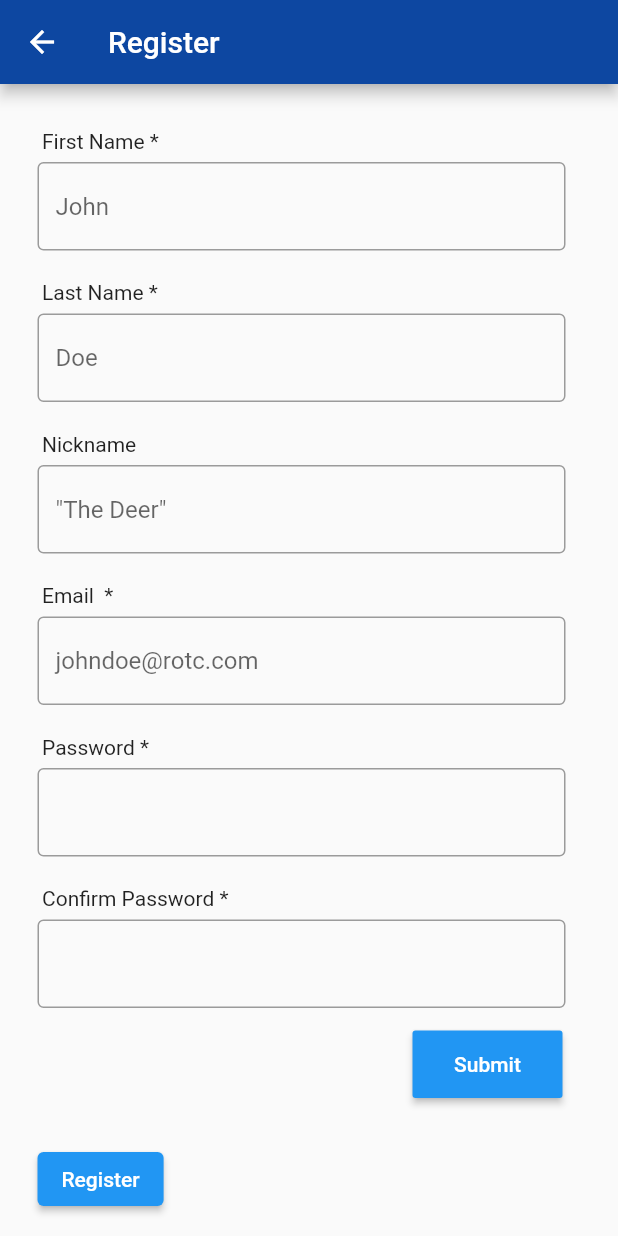
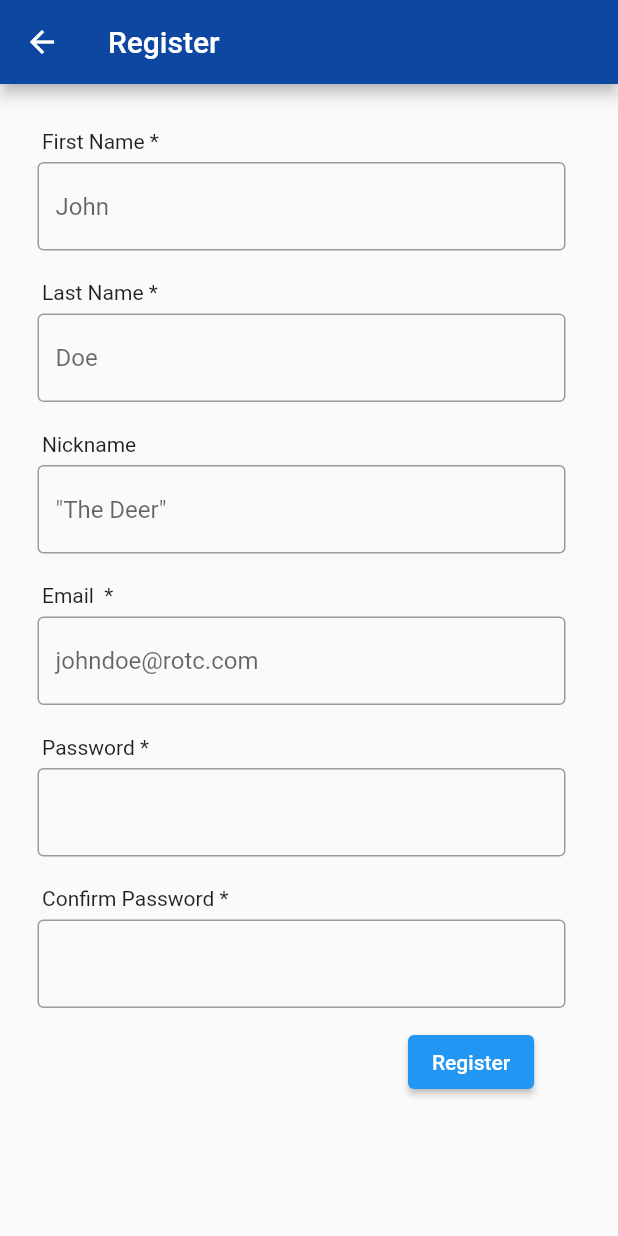
Before and after one commit to M-Connect/ROTC-App, a Flutter app: the RegistrationPage screen opened by its route, on a phone screen of 412 x 824 dp. Run offline on Flutter 3.47's test engine with Material 2 defaults, Android fonts, the phone set to English and light mode, and no system bars; our stand-ins replace cloud_firestore, firebase_auth, firebase_core; accounts and stored records are empty.

Commit message:
Add files via upload

```diff
--- a/rotc_app/lib/app/registration_page/registrationPage.dart
+++ b/rotc_app/lib/app/registration_page/registrationPage.dart
@@ -12,7 +12,6 @@ import 'package:flutter/material.dart';
 
 // ignore: must_be_immutable
 class RegistrationPage extends StatelessWidget {
-
   CollectionReference cadets = FirebaseFirestore.instance.collection('cadets');
 
   TextEditingController fName = TextEditingController();
@@ -31,11 +30,9 @@ class RegistrationPage extends StatelessWidget {
     });
   }
 
-
   // variables
   static final SizedBox spaceBetweenFields = SizedBox(height: 20.0);
   //static final invalidCharacters = RegExp(r'^[0-9_\=@,\.;:]+$');
-
 
   @override
   Widget build(BuildContext context) {
@@ -194,30 +191,20 @@ class RegistrationPage extends StatelessWidget {
                       return value.isEmpty ? 'Field cannot be blank.' : null;
                     },
                   ),
-                  Padding(
-                    padding: const EdgeInsets.fromLTRB(250.0, 15.0, 0.0, 30.0),
-                    child: SizedBox(
-                      width: 100.0,
-                      height: 45.0,
-                      child: RaisedButton(
-                        color: Colors.blue,
-                        textColor: Colors.white,
-                        onPressed: () {},
-                        child: Text('Submit'),
-                      ),
-                    ),
-                  ),
                   Container(
+                    child: Padding(
+                      padding:
+                          const EdgeInsets.fromLTRB(247.0, 12.0, 0.0, 30.0),
                       child: ElevatedButton(
                         child: Text('Register'),
                         onPressed: () async {
                           await FirebaseAuth.instance
                               .createUserWithEmailAndPassword(
                                   email: email.text, password: password.text);
-
                           await userRegistration();
                           Navigator.pushNamed(context, '/');
                         },
+                      ),
                     ),
                   ),
                 ],
```
Lines whose indentation alone changed are shown as unchanged.
